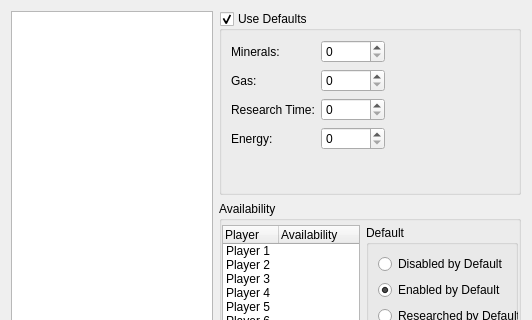
First picture: the form in ChkForge/abilitiestab.ui, repository heinermann/ChkForge, before the edit; both pictures show x 0 to 532 and y 0 to 320 of the 532 by 471 pixel window.
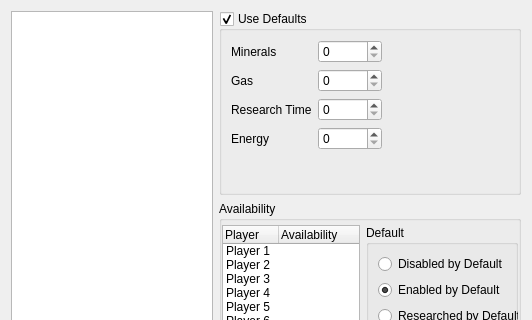
Second picture: the form after the edit. Custom widgets are drawn as their Qt base class.

```diff
--- a/ChkForge/abilitiestab.ui
+++ b/ChkForge/abilitiestab.ui
@@ -58,7 +58,7 @@
       <item row="0" column="0">
        <widget class="QLabel" name="label">
         <property name="text">
-         <string>Minerals:</string>
+         <string>Minerals</string>
         </property>
        </widget>
       </item>
@@ -84,7 +84,7 @@
       <item row="1" column="0">
        <widget class="QLabel" name="label_2">
         <property name="text">
-         <string>Gas:</string>
+         <string>Gas</string>
         </property>
        </widget>
       </item>
@@ -104,7 +104,7 @@
       <item row="2" column="0">
        <widget class="QLabel" name="label_3">
         <property name="text">
-         <string>Research Time:</string>
+         <string>Research Time</string>
         </property>
        </widget>
       </item>
@@ -124,7 +124,7 @@
       <item row="3" column="0">
        <widget class="QLabel" name="label_4">
         <property name="text">
-         <string>Energy:</string>
+         <string>Energy</string>
         </property>
        </widget>
       </item>
```
Left out of the diff: 3 changed lines with no effect on the pictures.
